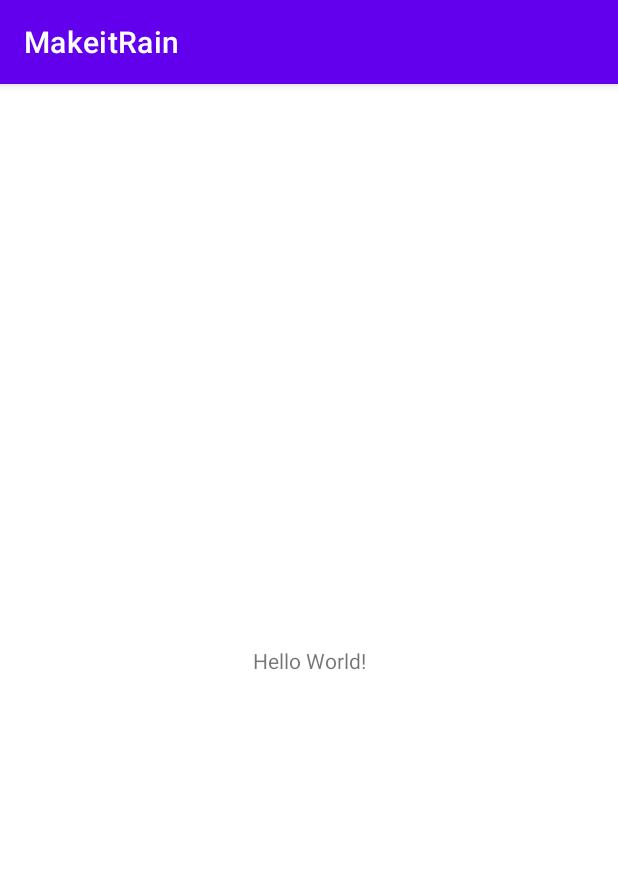
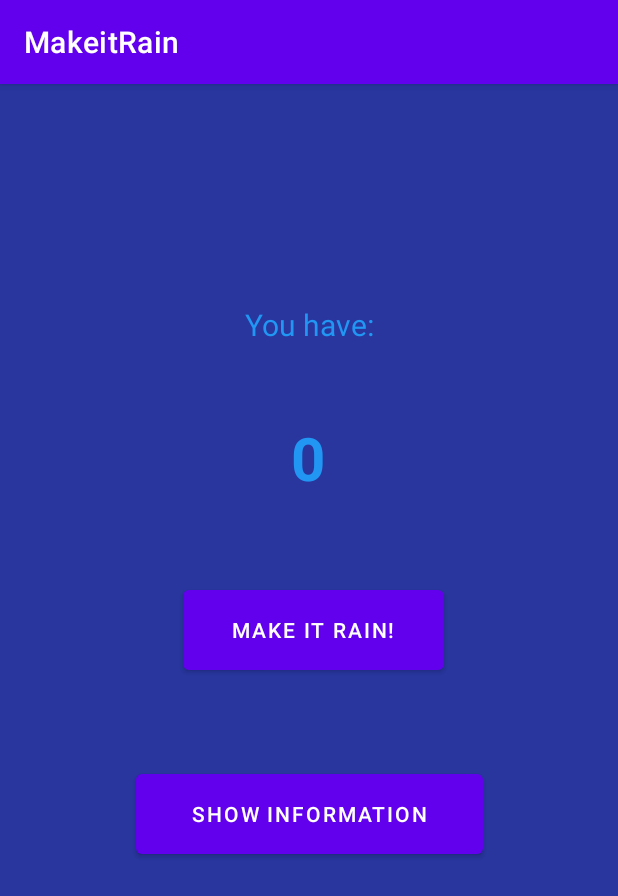
Before and after one commit to ChaitanyaGautam-96/andriod, an Android app: the screen it shows after launch (MainActivity), on a phone screen of 412 x 824 dp. Shown: the top 896 px of the screen. Run offline under Robolectric (Android 15) with nearby library versions, the phone set to English and light mode, and no system bars.

Commit message:
updated with features

```diff
--- a/makeItRain/app/src/main/java/com/example/makeitrain/MainActivity.java
+++ b/makeItRain/app/src/main/java/com/example/makeitrain/MainActivity.java
@@ -2,13 +2,49 @@ package com.example.makeitrain;
 
 import androidx.appcompat.app.AppCompatActivity;
 
+import android.icu.text.NumberFormat;
 import android.os.Bundle;
+import android.util.Log;
+import android.view.View;
+import android.widget.Button;
+import android.widget.TextView;
+import android.widget.Toast;
+
+import com.google.android.material.snackbar.Snackbar;
 
 public class MainActivity extends AppCompatActivity {
+
+    private Button makeItRain;
+    private Button showInfo;
+    private TextView moneyValue;
+    private int moneyCounter = 0;
+
 
     @Override
     protected void onCreate(Bundle savedInstanceState) {
         super.onCreate(savedInstanceState);
         setContentView(R.layout.activity_main);
+        makeItRain = findViewById(R.id.buttonmakeitrain);
+        moneyValue = findViewById(R.id.moneyValue);
+        moneyValue.setText(R.string.text);
+
+//        makeItRain.setOnClickListener(view -> Log.d("MainActivity", "onClick: Make it rain!"));
+
+    }
+
+    public void showMoney(View view){
+        NumberFormat numberFormat = NumberFormat.getCurrencyInstance();
+        moneyCounter += 1000;
+        moneyValue.setText(String.valueOf(numberFormat.format(moneyCounter)));
+        Log.d("MainActivity","onClick: Make it rain!"+moneyCounter);
+
+    }
+
+    public void showInformation(View view) {
+        Toast.makeText(MainActivity.this,R.string.app_info,Toast.LENGTH_SHORT).show();
+
+        Snackbar.make(moneyValue,R.string.app_info,Snackbar.LENGTH_LONG).setAction("more",view1 -> {
+            Log.d("Snack","showInfo: New Snack");
+        }).show();
     }
 }
--- a/makeItRain/app/src/main/res/layout/activity_main.xml
+++ b/makeItRain/app/src/main/res/layout/activity_main.xml
@@ -4,15 +4,62 @@
     xmlns:tools="http://schemas.android.com/tools"
     android:layout_width="match_parent"
     android:layout_height="match_parent"
+    android:background="#182C60"
+    android:backgroundTint="#28369E"
     tools:context=".MainActivity">
 
     <TextView
+        android:id="@+id/textView2"
         android:layout_width="wrap_content"
         android:layout_height="wrap_content"
-        android:text="Hello World!"
+        android:text="@string/you_have"
+        android:textColor="#2196F3"
+        android:textSize="20sp"
         app:layout_constraintBottom_toBottomOf="parent"
         app:layout_constraintEnd_toEndOf="parent"
         app:layout_constraintStart_toStartOf="parent"
-        app:layout_constraintTop_toTopOf="parent" />
+        app:layout_constraintTop_toTopOf="parent"
+        app:layout_constraintVertical_bias="0.198" />
+
+    <TextView
+        android:id="@+id/moneyValue"
+        android:layout_width="wrap_content"
+        android:layout_height="wrap_content"
+        android:text="@string/money_value"
+        android:textColor="#2196F3"
+        android:textSize="40sp"
+        android:textStyle="bold"
+        app:layout_constraintBottom_toBottomOf="parent"
+        app:layout_constraintEnd_toEndOf="parent"
+        app:layout_constraintHorizontal_bias="0.498"
+        app:layout_constraintStart_toStartOf="parent"
+        app:layout_constraintTop_toBottomOf="@+id/textView2"
+        app:layout_constraintVertical_bias="0.089" />
+
+    <Button
+        android:id="@+id/buttonmakeitrain"
+        android:layout_width="174dp"
+        android:layout_height="65dp"
+        android:text="@string/makeitrain"
+        android:onClick="showMoney"
+        app:layout_constraintBottom_toBottomOf="parent"
+        app:layout_constraintEnd_toEndOf="parent"
+        app:layout_constraintHorizontal_bias="0.514"
+        app:layout_constraintStart_toStartOf="parent"
+        app:layout_constraintTop_toBottomOf="@+id/moneyValue"
+        app:layout_constraintVertical_bias="0.13" />
+
+    <Button
+        android:id="@+id/buttonshowinformation"
+        android:layout_width="231dp"
+        android:layout_height="65dp"
+        android:gravity="center"
+        android:onClick="showInformation"
+        android:text="@string/showinformation"
+        app:layout_constraintBottom_toBottomOf="parent"
+        app:layout_constraintEnd_toEndOf="parent"
+        app:layout_constraintStart_toStartOf="parent"
+        app:layout_constraintTop_toBottomOf="@+id/buttonmakeitrain"
+        app:layout_constraintVertical_bias="0.187" />
 
 </androidx.constraintlayout.widget.ConstraintLayout>
--- a/makeItRain/app/src/main/res/values/strings.xml
+++ b/makeItRain/app/src/main/res/values/strings.xml
@@ -1,3 +1,9 @@
 <resources>
     <string name="app_name">MakeitRain</string>
+    <string name="you_have">You have:</string>
+    <string name="makeitrain">Make it rain!</string>
+    <string name="money_value">#####</string>
+    <string name="showinformation">Show information</string>
+    <string name="text">0</string>
+    <string name="app_info">Get rich, quick</string>
 </resources>
```
